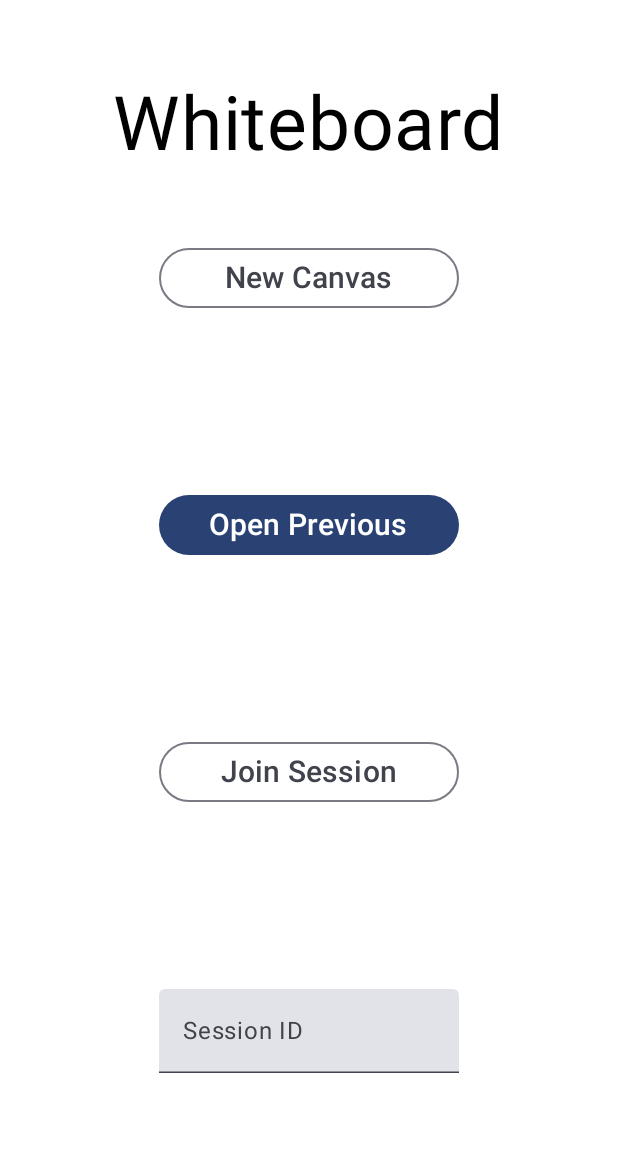
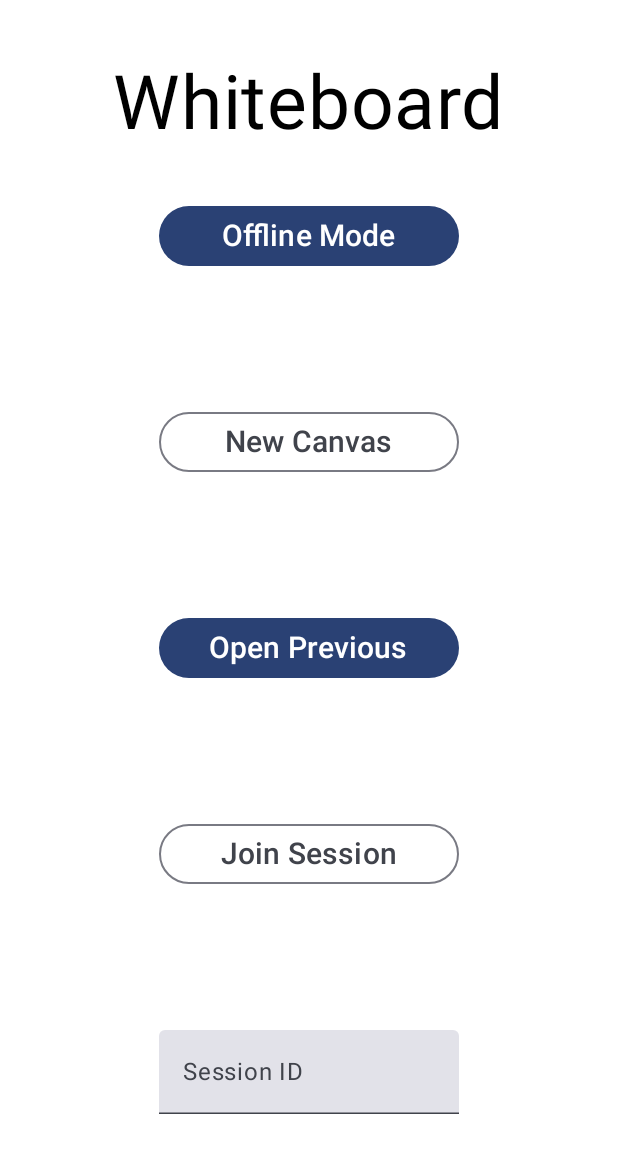
Before and after one commit to sohaib-nadeem/YADA, an Android app built with Jetpack Compose: the screen it shows after launch (MainActivity), on a phone screen of 412 x 824 dp. Shown: the top 1153 px of the screen. Run offline under Robolectric (Android 15) with nearby library versions, the phone set to English and light mode, and no system bars; libraries missing offline, so code that uses them is left out: dev.shreyaspatil.capturable.

Commit message:
Offline Sessions supported.

```diff
--- a/app/src/main/java/ca/uwaterloo/cs346project/Home.kt
+++ b/app/src/main/java/ca/uwaterloo/cs346project/Home.kt
@@ -35,7 +35,9 @@ import androidx.compose.ui.platform.LocalConfiguration
 import androidx.compose.ui.platform.LocalContext
 import androidx.compose.ui.unit.dp
 import androidx.compose.ui.unit.sp
+import com.google.gson.reflect.TypeToken
 import kotlinx.coroutines.runBlocking
+import java.io.File
 
 fun makeToast(context: Context, text: String){
     Toast.makeText(context, text, Toast.LENGTH_SHORT).show()
@@ -57,8 +59,20 @@ fun HomePage(page : Pg, setPage: (Pg) -> Unit) {
                         Text(text = "Whiteboard", fontSize = 50.sp)
                     }
                     Box(modifier = Modifier.weight(1f)) {
+                        Button(onClick = {
+                            setPage(page.copy(curPage = CurrentPage.WhiteboardPage))
+                            offline = true
+                        },
+                            modifier = Modifier
+                                .width(200.dp)
+                                .height(40.dp)) {
+                            Text("Offline Mode", fontSize=20.sp)
+                        }
+                    }
+                    Box(modifier = Modifier.weight(1f)) {
                         OutlinedButton(onClick = { runBlocking {
                             if (client.create()) {
+                                offline = false
                                 setPage(page.copy(curPage = CurrentPage.WhiteboardPage))
                             } else {
                                 val text = "Failed to create"
@@ -74,6 +88,7 @@ fun HomePage(page : Pg, setPage: (Pg) -> Unit) {
                     Box(modifier = Modifier.weight(1f)) {
                         Button(onClick = { runBlocking {
                                 if (client.join(client.session_id.toString())) {
+                                    offline = false
                                     setPage(page.copy(curPage = CurrentPage.WhiteboardPage))
                                 } else {
                                     val text = "Failed to open previous canvas"
@@ -86,11 +101,13 @@ fun HomePage(page : Pg, setPage: (Pg) -> Unit) {
                             Text("Open Previous", fontSize=20.sp)
                         }
                     }
+
                     Box(modifier = Modifier.weight(1f)) {
                         OutlinedButton(onClick =
                             {
                                 runBlocking {
                                     if (client.join(joinSessionID)) {
+                                        offline = false
                                         setPage(page.copy(curPage = CurrentPage.WhiteboardPage))
                                     } else {
                                         val text = "invalid Session ID"
--- a/app/src/main/java/ca/uwaterloo/cs346project/MainActivity.kt
+++ b/app/src/main/java/ca/uwaterloo/cs346project/MainActivity.kt
@@ -32,6 +32,7 @@ import java.io.File
 
 var user_id = -1
 val client = Client()
+var offline = true
 class MainActivity : ComponentActivity() {
     override fun onStop() {
         super.onStop()
@@ -48,7 +49,6 @@ class MainActivity : ComponentActivity() {
         super.onCreate(savedInstanceState)
         val drawnItemsDataFile = File(filesDir, "drawnItemsData.json")
         val sessionIdFile = File(filesDir, "session_id.txt")
-
         if (drawnItemsDataFile.exists()) {
             val json = drawnItemsDataFile.readText()
             val type = object : TypeToken<List<DrawnItem>>() {}.type
@@ -67,7 +67,6 @@ class MainActivity : ComponentActivity() {
 
         setContent {
             var page by remember { mutableStateOf(Pg()) }
-
             CS346ProjectTheme {
                 if (page.curPage == CurrentPage.HomePage) {
                     HomePage(page, setPage = {page = it})
```
Also changed, not shown: app/src/main/java/ca/uwaterloo/cs346project/UpperBar.kt (+6 -3 lines).
